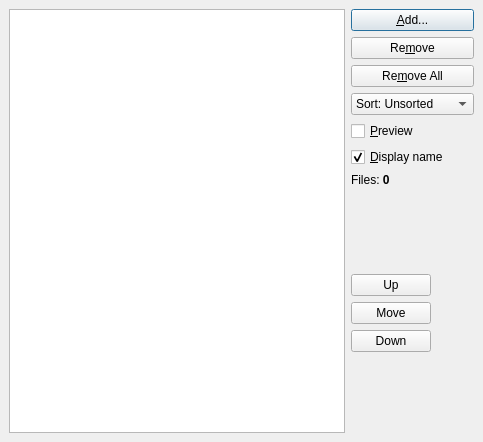
KDE/krename, file src/krenamefiles.ui: the form before one commit.
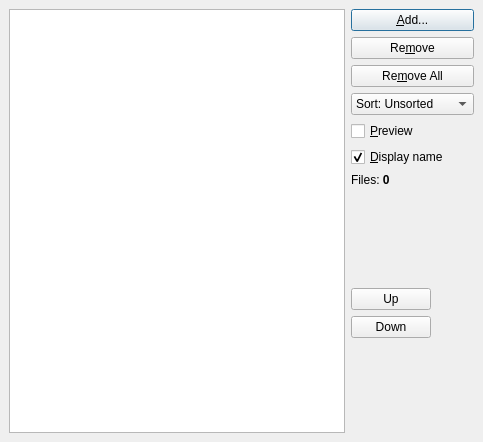
The form after the commit.

```diff
--- a/src/krenamefiles.ui
+++ b/src/krenamefiles.ui
@@ -172,13 +172,6 @@
            </property>
           </widget>
          </item>
-         <item>
-          <widget class="QPushButton" name="buttonMove">
-           <property name="text">
-            <string>Move</string>
-           </property>
-          </widget>
-         </item>
          <item>
           <widget class="QPushButton" name="buttonDown">
            <property name="text">
```
Left out of the diff: 21 changed lines with no effect on the pictures.
